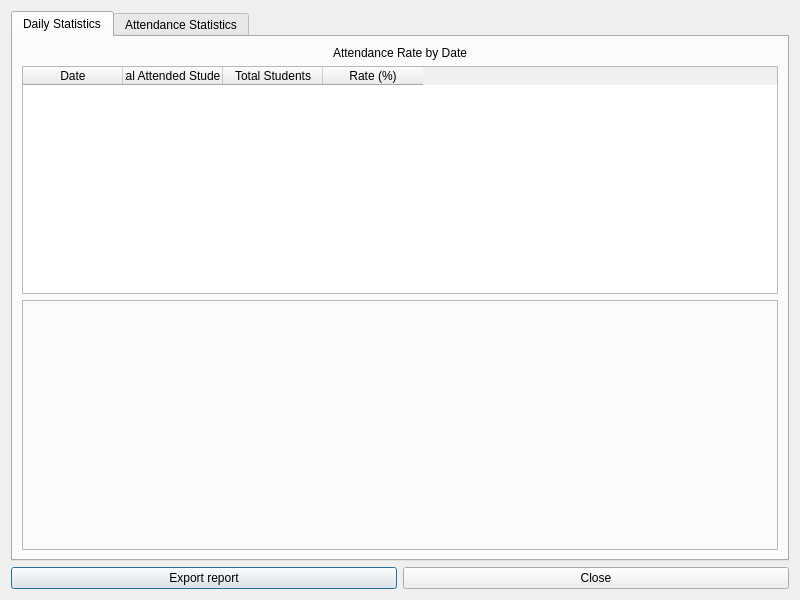
First picture: the form in Face-Recogntion-PyQt/Face_Detection_PyQt_Final/statistic_window.ui, repository thaontp234112e/Project, before the edit.
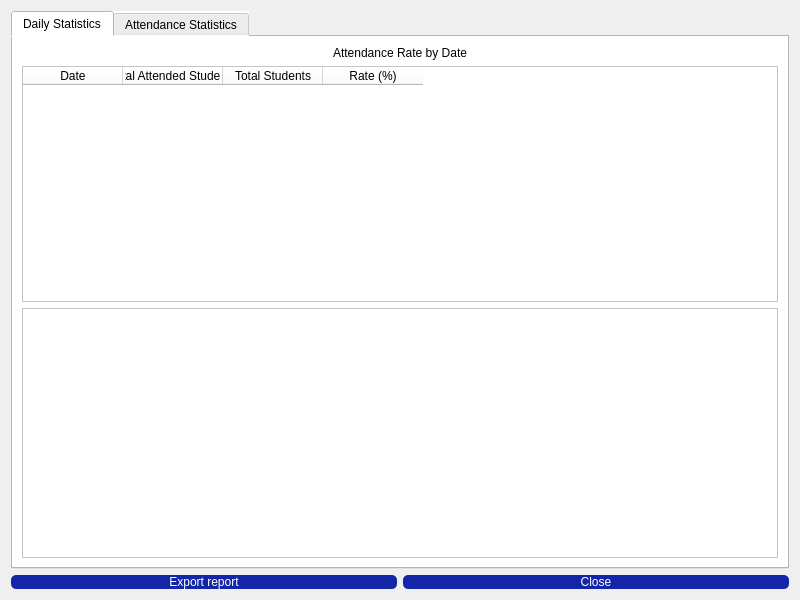
Second picture: the form after the edit. Icons and pictures are not drawn.

Diff of the .ui file:
```diff
--- a/Face-Recogntion-PyQt/Face_Detection_PyQt_Final/statistic_window.ui
+++ b/Face-Recogntion-PyQt/Face_Detection_PyQt_Final/statistic_window.ui
@@ -20,6 +20,10 @@
   <layout class="QVBoxLayout" name="verticalLayout">
    <item>
     <widget class="QTabWidget" name="tabWidget">
+     <property name="styleSheet">
+      <string notr="true">font: 63 10pt &quot;Montserrat SemiBold&quot;;
+background-color: rgb(255, 255, 255);</string>
+     </property>
      <property name="currentIndex">
       <number>0</number>
      </property>
@@ -177,6 +181,31 @@
     <layout class="QHBoxLayout" name="horizontalLayout_2">
      <item>
       <widget class="QPushButton" name="pushButtonExport">
+       <property name="styleSheet">
+        <string notr="true">
+QPushButton {
+	background-color: rgb(19, 38, 167);
+	color: rgb(255, 255, 255);
+    border-radius: 5px;
+	font: 81 12pt &quot;Montserrat ExtraBold&quot;;
+
+}
+
+QPushButton:hover {
+	background-color: rgb(48, 69, 208);
+
+}
+
+QPushButton:pressed {
+    background-color: #0581F9; /* Màu khi nhấn */
+}
+
+QPushButton:focus {
+    color: rgb(255, 255, 255);
+	background-color: rgb(0, 17, 132);
+}
+</string>
+       </property>
        <property name="text">
         <string>Export report</string>
        </property>
@@ -184,6 +213,31 @@
      </item>
      <item>
       <widget class="QPushButton" name="pushButtonClose">
+       <property name="styleSheet">
+        <string notr="true">
+QPushButton {
+	background-color: rgb(19, 38, 167);
+	color: rgb(255, 255, 255);
+    border-radius: 5px;
+	font: 81 12pt &quot;Montserrat ExtraBold&quot;;
+
+}
+
+QPushButton:hover {
+	background-color: rgb(48, 69, 208);
+
+}
+
+QPushButton:pressed {
+    background-color: #0581F9; /* Màu khi nhấn */
+}
+
+QPushButton:focus {
+    color: rgb(255, 255, 255);
+	background-color: rgb(0, 17, 132);
+}
+</string>
+       </property>
        <property name="text">
         <string>Close</string>
        </property>
```
